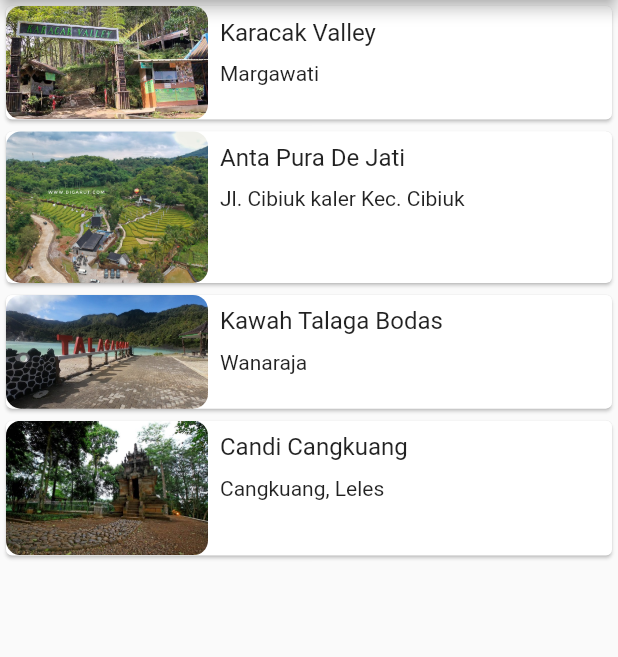
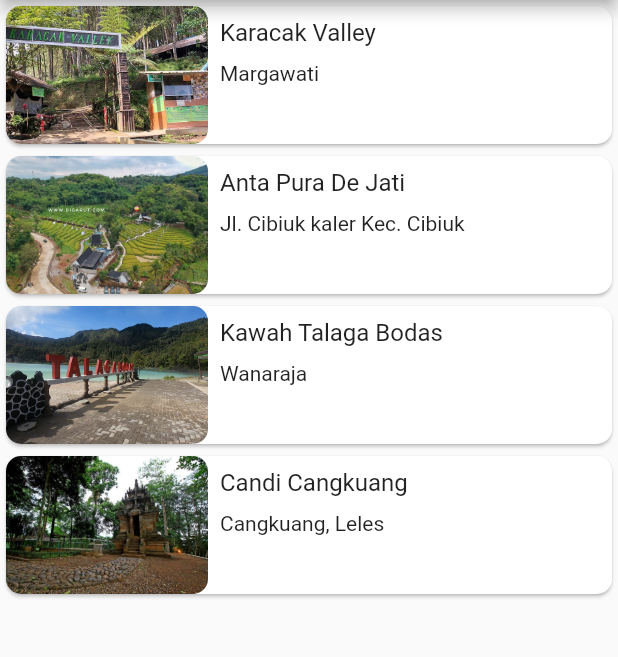
Before and after one commit to adeiskandarzulkarnaen/wisata-garut-flutter, a Flutter app: the screen it shows after launch, on a phone screen of 412 x 824 dp, the part 84-741 px from its top. Run offline on Flutter 3.47's test engine with Material 3 defaults, Android fonts, the phone set to English and light mode, and no system bars.

Commit message:
update list

```diff
--- a/lib/main_screen.dart
+++ b/lib/main_screen.dart
@@ -22,15 +22,23 @@ class MainScreen extends StatelessWidget {
                 return DetailScreen(place: place);
               }));
             },
+            child: SizedBox(
+              height: 100,
               child: Card(
+                shape: RoundedRectangleBorder(
+                  borderRadius: BorderRadius.circular(10)
+                ),
                 child: Row(
                   crossAxisAlignment: CrossAxisAlignment.start,
                   children: <Widget>[
                     Expanded(
                       flex: 1,
+                      child: SizedBox(
+                        height: double.infinity,
                         child: ClipRRect(
                           borderRadius: BorderRadius.circular(10),
-                      child: Image.asset(place.imageAsset)
+                          child: Image.asset(place.imageAsset, fit: BoxFit.cover,)
+                        ),
                       ),
                     ),
                     Expanded(
@@ -53,6 +61,7 @@ class MainScreen extends StatelessWidget {
                   ],
                 ),
               ),
+            ),
           );
         }
       )
```
Lines whose indentation alone changed are shown as unchanged.
